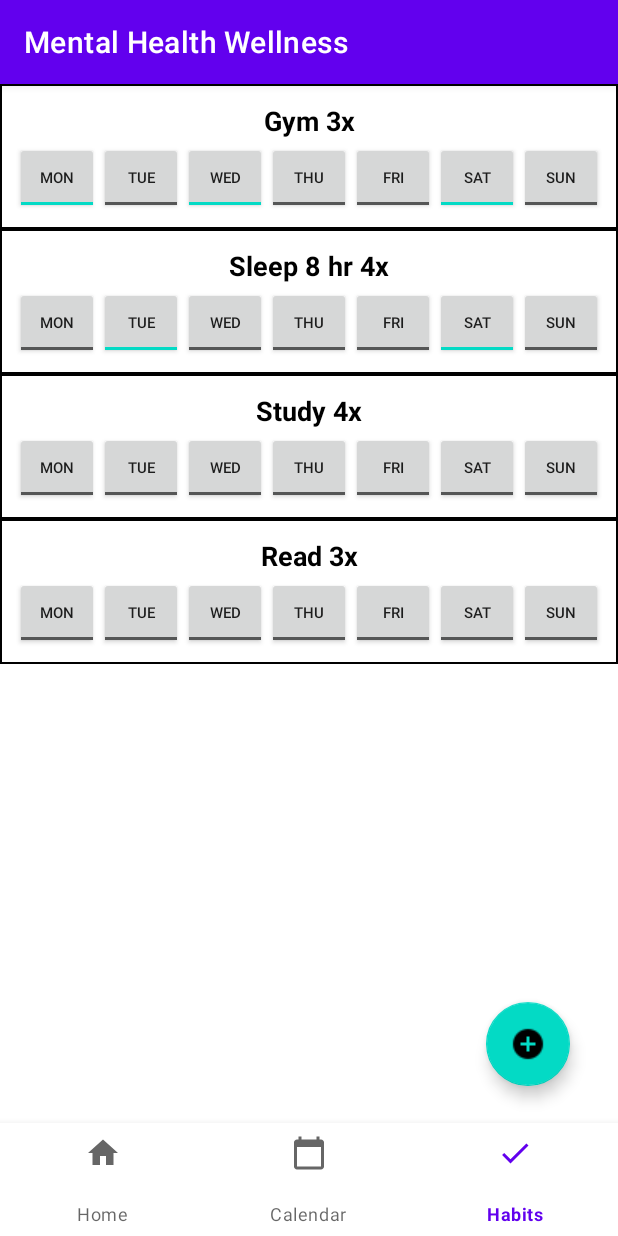
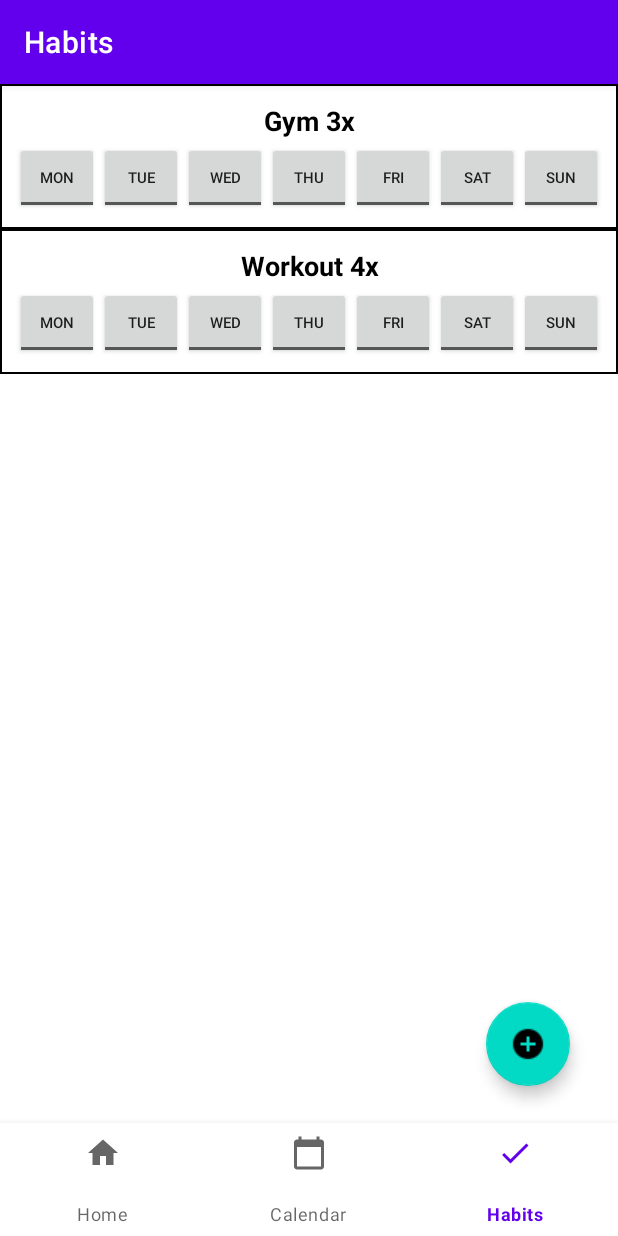
Before and after one commit to CIS-SoftwareDesign-S21/pro-03-mentalhealth-millan-janney-nuss, an Android app: the screen it shows after launch (MainActivity), item 3 of the bottom bar chosen, on a phone screen of 412 x 824 dp. Run offline under Robolectric (Android 15) with nearby library versions, the phone set to English and light mode, and no system bars; our stand-ins replace Room's generated code, navigation-ui.

Commit message:
reorganization, storage for user habits, and nav graph

```diff
--- a/app/build.gradle
+++ b/app/build.gradle
@@ -47,4 +47,8 @@ dependencies {
     implementation "androidx.lifecycle:lifecycle-viewmodel:$rootProject.lifecycleVersion"
     implementation "androidx.lifecycle:lifecycle-livedata:$rootProject.lifecycleVersion"
     implementation "androidx.lifecycle:lifecycle-common-java8:$rootProject.lifecycleVersion"
+
+    // Navigation
+    implementation 'androidx.navigation:navigation-fragment:2.3.4'
+    implementation 'androidx.navigation:navigation-ui:2.3.4'
 }
--- a/app/src/main/java/temple/mentalhealthwellness/HabitTrackingFragment.java
+++ /dev/null
@@ -1,86 +0,0 @@
-package temple.mentalhealthwellness;
-
-import android.os.Bundle;
-
-import androidx.fragment.app.Fragment;
-import androidx.recyclerview.widget.LinearLayoutManager;
-import androidx.recyclerview.widget.RecyclerView;
-
-import android.view.LayoutInflater;
-import android.view.View;
-import android.view.ViewGroup;
-import android.widget.Toast;
-
-import com.google.android.material.floatingactionbutton.FloatingActionButton;
-
-import java.util.ArrayList;
-
-import temple.mentalhealthwellness.models.Habit;
-import temple.mentalhealthwellness.adapters.HabitRecyclerViewAdapter;
-
-public class HabitTrackingFragment extends Fragment {
-    private RecyclerView recyclerView;
-    private HabitRecyclerViewAdapter adapter;
-    private RecyclerView.LayoutManager layoutManager;
-    private ArrayList<Habit> dataSet;
-
-    @Override
-    public void onCreate(Bundle savedInstanceState) {
-        super.onCreate(savedInstanceState);
-        // Initialize with some fake data for demonstration purposes
-        // actual data will come from storage later on in development
-        initDataSet();
-    }
-
-    @Override
-    public View onCreateView(LayoutInflater inflater, ViewGroup container,
-                             Bundle savedInstanceState) {
-        View root = inflater.inflate(R.layout.fragment_habit_tracking, container, false);
-
-        FloatingActionButton fab = (FloatingActionButton) root.findViewById(R.id.fab);
-        fab.setOnClickListener(view -> {
-
-            if(dataSet.size()  < 5) {
-                dataSet.add(new Habit("Test", 3));
-                adapter = new HabitRecyclerViewAdapter(dataSet);
-                recyclerView.setAdapter(adapter);
-            }
-            else{
-                Toast.makeText(getActivity(),"Additional habits can be purchased for a low payment of 999.99 in the play store",Toast.LENGTH_SHORT).show();
-            }
-        });
-
-        recyclerView = root.findViewById(R.id.habit_tracking);
-        layoutManager = new LinearLayoutManager(getActivity());
-        recyclerView.setLayoutManager(layoutManager);
-        adapter = new HabitRecyclerViewAdapter(dataSet);
-        recyclerView.setAdapter(adapter);
-
-
-
-        return root;
-    }
-
-    /**
-     * Generate data for demonstrations purposes
-     */
-    private void initDataSet() {
-        dataSet = new ArrayList<>();
-        Habit one = new Habit("Gym", 3);
-        one.getDays()[0] = true;
-        one.getDays()[2] = true;
-        one.getDays()[5] = true;
-        dataSet.add(one);
-
-
-        Habit two = new Habit("Sleep 8 hr", 4);
-        two.getDays()[1] = true;
-        two.getDays()[5] = true;
-        dataSet.add(two);
-
-        dataSet.add(new Habit("Study", 4));
-        dataSet.add(new Habit("Read", 3));
-
-
-    }
-}
--- a/app/src/main/java/temple/mentalhealthwellness/MainActivity.java
+++ b/app/src/main/java/temple/mentalhealthwellness/MainActivity.java
@@ -1,56 +1,27 @@
 package temple.mentalhealthwellness;
 
-import androidx.annotation.NonNull;
+import android.os.Bundle;
+
 import androidx.appcompat.app.AppCompatActivity;
-import androidx.fragment.app.Fragment;
-
-import android.os.Bundle;
-import android.view.MenuItem;
-import android.widget.CalendarView;
-import android.widget.TextView;
+import androidx.navigation.NavController;
+import androidx.navigation.Navigation;
+import androidx.navigation.ui.AppBarConfiguration;
+import androidx.navigation.ui.NavigationUI;
 
 import com.google.android.material.bottomnavigation.BottomNavigationView;
 
 public class MainActivity extends AppCompatActivity {
-
-
     @Override
     protected void onCreate(Bundle savedInstanceState) {
         super.onCreate(savedInstanceState);
         setContentView(R.layout.activity_main);
+        BottomNavigationView navView = findViewById(R.id.nav_view);
 
-        BottomNavigationView navView = findViewById(R.id.nav_view);
-        final Fragment homeFragment = new HomeFragment();
-        final Fragment calendarFragment = new CalendarFragment();
-        final Fragment habitFragment = new HabitTrackingFragment();
-        setCurrentFragment(homeFragment);
-
-        navView.setOnNavigationItemSelectedListener(new BottomNavigationView.OnNavigationItemSelectedListener() {
-            @Override
-            public boolean onNavigationItemSelected(@NonNull MenuItem item) {
-                switch (item.getItemId()) {
-                    case R.id.home:
-                        setCurrentFragment(homeFragment);
-                        break;
-                    case R.id.calendar:
-                        setCurrentFragment(calendarFragment);
-
-                        break;
-                    case R.id.habit:
-                        setCurrentFragment(habitFragment);
-                        break;
-                }
-                return true;
-            }
-        });
-
-
-    }
-
-    private void setCurrentFragment(Fragment fragment) {
-        getSupportFragmentManager()
-                .beginTransaction()
-                .replace(R.id.flFragment, fragment)
-                .commit();
+        AppBarConfiguration appBarConfiguration = new AppBarConfiguration.Builder(
+                R.id.navigation_home, R.id.navigation_calendar, R.id.navigation_habits)
+                .build();
+        NavController navController = Navigation.findNavController(this, R.id.nav_host_fragment);
+        NavigationUI.setupActionBarWithNavController(this, navController, appBarConfiguration);
+        NavigationUI.setupWithNavController(navView, navController);
     }
 }
--- a/app/src/main/java/temple/mentalhealthwellness/adapters/HabitRecyclerViewAdapter.java
+++ b/app/src/main/java/temple/mentalhealthwellness/adapters/HabitRecyclerViewAdapter.java
@@ -7,18 +7,14 @@ import android.widget.TextView;
 import android.widget.ToggleButton;
 
 import androidx.annotation.NonNull;
+import androidx.recyclerview.widget.DiffUtil;
+import androidx.recyclerview.widget.ListAdapter;
 import androidx.recyclerview.widget.RecyclerView;
 
-import com.google.android.material.floatingactionbutton.FloatingActionButton;
+import temple.mentalhealthwellness.R;
+import temple.mentalhealthwellness.data.db.entities.Habit;
 
-import java.util.ArrayList;
-
-import temple.mentalhealthwellness.R;
-import temple.mentalhealthwellness.models.Habit;
-
-public class HabitRecyclerViewAdapter extends RecyclerView.Adapter<HabitRecyclerViewAdapter.HabitViewHolder> {
-    private ArrayList<Habit> dataSet;
-    int habitAmt;
+public class HabitRecyclerViewAdapter extends ListAdapter<Habit, HabitRecyclerViewAdapter.HabitViewHolder> {
 
     public static class HabitViewHolder extends RecyclerView.ViewHolder {
         private final TextView descText;
@@ -75,33 +71,39 @@ public class HabitRecyclerViewAdapter extends RecyclerView.Adapter<HabitRecycler
         }
     }
 
-    public HabitRecyclerViewAdapter(ArrayList<Habit> dataSet) {
-        this.dataSet = dataSet;
+    public HabitRecyclerViewAdapter(@NonNull DiffUtil.ItemCallback<Habit> diffCallback) {
+        super(diffCallback);
     }
 
-    @NonNull
     @Override
-    public HabitViewHolder onCreateViewHolder(@NonNull ViewGroup parent, int viewType) {
+    public HabitViewHolder onCreateViewHolder(ViewGroup parent, int viewType) {
         View v = LayoutInflater.from(parent.getContext())
                 .inflate(R.layout.habit_row_item, parent, false);
         return new HabitViewHolder(v);
-
     }
 
     @Override
     public void onBindViewHolder(@NonNull HabitViewHolder holder, int position) {
-        habitAmt = dataSet.size();
-        Habit habit = dataSet.get(position);
-        boolean[] days = habit.getDays();
-        for (int i = 0; i < days.length; i++) {
-            holder.setChecked(i, days[i]);
+        Habit current = getItem(position);
+        holder.setChecked(0, current.mon);
+        holder.setChecked(1, current.tue);
+        holder.setChecked(2, current.wed);
+        holder.setChecked(3, current.thu);
+        holder.setChecked(4, current.fri);
+        holder.setChecked(5, current.sat);
+        holder.setChecked(6, current.sun);
+        holder.setDesc(current.toString());
     }
-        holder.setDesc(habit.toString());
 
+    public static class HabitDiff extends DiffUtil.ItemCallback<Habit> {
+        @Override
+        public boolean areItemsTheSame(@NonNull Habit oldItem, @NonNull Habit newItem) {
+            return oldItem == newItem;
         }
 
         @Override
-    public int getItemCount() {
-        return dataSet.size();
+        public boolean areContentsTheSame(@NonNull Habit oldItem, @NonNull Habit newItem) {
+            return oldItem.description.equals(newItem.description);
         }
     }
+}
--- /dev/null
+++ b/app/src/main/java/temple/mentalhealthwellness/data/db/AppDatabase.java
@@ -0,0 +1,53 @@
+package temple.mentalhealthwellness.data.db;
+
+import android.content.Context;
+
+import androidx.annotation.NonNull;
+import androidx.room.Database;
+import androidx.room.Room;
+import androidx.room.RoomDatabase;
+import androidx.sqlite.db.SupportSQLiteDatabase;
+
+import java.util.concurrent.ExecutorService;
+import java.util.concurrent.Executors;
+
+import temple.mentalhealthwellness.data.db.entities.Habit;
+
+@Database(entities = {Habit.class}, version = 1, exportSchema = false)
+public abstract class AppDatabase extends RoomDatabase {
+    public abstract HabitDao habitDao();
+
+    private static volatile AppDatabase INSTANCE;
+    private static final int NUMBER_OF_THREADS = 4;
+    public static final ExecutorService databaseWriter = Executors.newFixedThreadPool(NUMBER_OF_THREADS);
+
+    public static AppDatabase getDatabase(final Context context) {
+        if (INSTANCE == null) {
+            synchronized (AppDatabase.class) {
+                if (INSTANCE == null) {
+                    INSTANCE = Room.databaseBuilder(context.getApplicationContext(),
+                            AppDatabase.class, "app_database")
+                            .addCallback(callback)
+                            .build();
+                }
+            }
+        }
+        return INSTANCE;
+    }
+
+    /**
+     * Add some initial fake data for testing upon installation
+     */
+    private static final RoomDatabase.Callback callback = new RoomDatabase.Callback() {
+        @Override
+        public void onCreate(@NonNull SupportSQLiteDatabase db) {
+            super.onCreate(db);
+            databaseWriter.execute(() -> {
+                HabitDao habitDao = INSTANCE.habitDao();
+                habitDao.deleteAll();
+                habitDao.insert(new Habit("Gym", 3));
+                habitDao.insert(new Habit("Workout", 4));
+            });
+        }
+    };
+}
--- /dev/null
+++ b/app/src/main/java/temple/mentalhealthwellness/data/db/HabitDao.java
@@ -0,0 +1,23 @@
+package temple.mentalhealthwellness.data.db;
+
+import androidx.lifecycle.LiveData;
+import androidx.room.Dao;
+import androidx.room.Insert;
+import androidx.room.OnConflictStrategy;
+import androidx.room.Query;
+
+import java.util.List;
+
+import temple.mentalhealthwellness.data.db.entities.Habit;
+
+@Dao
+public interface HabitDao {
+    @Insert(onConflict = OnConflictStrategy.IGNORE)
+    void insert(Habit habit);
+
+    @Query("DELETE FROM habit_table")
+    void deleteAll();
+
+    @Query("SELECT * FROM habit_table")
+    LiveData<List<Habit>> getHabits();
+}
--- /dev/null
+++ b/app/src/main/java/temple/mentalhealthwellness/data/db/entities/Habit.java
@@ -0,0 +1,56 @@
+package temple.mentalhealthwellness.data.db.entities;
+
+import androidx.room.ColumnInfo;
+import androidx.room.Entity;
+import androidx.room.Ignore;
+import androidx.room.PrimaryKey;
+
+@Entity(tableName = "habit_table")
+public class Habit {
+    @PrimaryKey(autoGenerate = true)
+    public int id;
+
+    @ColumnInfo(name = "Description")
+    public String description;
+
+    @ColumnInfo(name = "Total")
+    public int total;
+
+    @ColumnInfo(name = "Mon")
+    public boolean mon;
+
+    @ColumnInfo(name = "Tue")
+    public boolean tue;
+
+    @ColumnInfo(name = "Wed")
+    public boolean wed;
+
+    @ColumnInfo(name = "Thu")
+    public boolean thu;
+
+    @ColumnInfo(name = "Fri")
+    public boolean fri;
+
+    @ColumnInfo(name = "Sat")
+    public boolean sat;
+
+    @ColumnInfo(name = "Sun")
+    public boolean sun;
+
+    public Habit(int id, String description, int total) {
+        this.id = id;
+        this.description = description;
+        this.total = total;
+    }
+
+    @Ignore
+    public Habit(String description, int total) {
+        this.description = description;
+        this.total = total;
+    }
+
+    @Override
+    public String toString() {
+        return this.description + " " + this.total + "x";
+    }
+}
--- /dev/null
+++ b/app/src/main/java/temple/mentalhealthwellness/data/repositories/HabitRepository.java
@@ -0,0 +1,30 @@
+package temple.mentalhealthwellness.data.repositories;
+
+import android.app.Application;
+
+import androidx.lifecycle.LiveData;
+
+import java.util.List;
+
+import temple.mentalhealthwellness.data.db.AppDatabase;
+import temple.mentalhealthwellness.data.db.HabitDao;
+import temple.mentalhealthwellness.data.db.entities.Habit;
+
+public class HabitRepository {
+    private HabitDao habitDao;
+    private LiveData<List<Habit>> habits;
+
+    public HabitRepository(Application app) {
+        AppDatabase appDb = AppDatabase.getDatabase(app);
+        habitDao = appDb.habitDao();
+        habits = habitDao.getHabits();
+    }
+
+    public LiveData<List<Habit>> getHabits() {
+        return habits;
+    }
+
+    public void insert(Habit habit) {
+        AppDatabase.databaseWriter.execute(() -> habitDao.insert(habit));
+    }
+}
--- a/app/src/main/java/temple/mentalhealthwellness/models/Habit.java
+++ /dev/null
@@ -1,40 +0,0 @@
-package temple.mentalhealthwellness.models;
-
-/**
- * User defined habit
- */
-public class Habit {
-    /**
-     * Description of the habit
-     */
-    private String description;
-
-    /**
-     * Total amount of times a task is to be completed in a week
-     */
-    private int total;
-
-    /**
-     * Days this was completed or not
-     */
-    private boolean[] days;
-
-    public Habit(String description, int total) {
-        this.description = description;
-        this.total = total;
-        days = new boolean[7];
-    }
-
-    public String getDescription() {
-        return description;
-    }
-
-    public boolean[] getDays() {
-        return days;
-    }
-
-    @Override
-    public String toString() {
-        return description + " " + total + "x";
-    }
-}
--- a/app/src/main/java/temple/mentalhealthwellness/CalendarFragment.java
+++ b/app/src/main/java/temple/mentalhealthwellness/ui/calendar/CalendarFragment.java
@@ -1,4 +1,4 @@
-package temple.mentalhealthwellness;
+package temple.mentalhealthwellness.ui.calendar;
 
 import android.os.Bundle;
 
--- /dev/null
+++ b/app/src/main/java/temple/mentalhealthwellness/ui/habit/HabitTrackingFragment.java
@@ -0,0 +1,45 @@
+package temple.mentalhealthwellness.ui.habit;
+
+import android.os.Bundle;
+import android.view.LayoutInflater;
+import android.view.View;
+import android.view.ViewGroup;
+
+import androidx.fragment.app.Fragment;
+import androidx.lifecycle.ViewModelProvider;
+import androidx.recyclerview.widget.LinearLayoutManager;
+import androidx.recyclerview.widget.RecyclerView;
+
+import com.google.android.material.floatingactionbutton.FloatingActionButton;
+
+import temple.mentalhealthwellness.R;
+import temple.mentalhealthwellness.adapters.HabitRecyclerViewAdapter;
+
+public class HabitTrackingFragment extends Fragment {
+    private RecyclerView recyclerView;
+    private HabitRecyclerViewAdapter adapter;
+    private RecyclerView.LayoutManager layoutManager;
+    private HabitViewModel habitViewModel;
+
+    @Override
+    public View onCreateView(LayoutInflater inflater, ViewGroup container,
+                             Bundle savedInstanceState) {
+        View root = inflater.inflate(R.layout.fragment_habit_tracking, container, false);
+
+        FloatingActionButton fab = root.findViewById(R.id.fab);
+        fab.setOnClickListener(view -> {
+            // TODO: add a new habit
+        });
+
+        recyclerView = root.findViewById(R.id.habit_tracking);
+        adapter = new HabitRecyclerViewAdapter(new HabitRecyclerViewAdapter.HabitDiff());
+        recyclerView.setAdapter(adapter);
+        layoutManager = new LinearLayoutManager(getActivity());
+        recyclerView.setLayoutManager(layoutManager);
+
+        habitViewModel = new ViewModelProvider(this, ViewModelProvider.AndroidViewModelFactory.getInstance(requireActivity().getApplication())).get(HabitViewModel.class);
+        habitViewModel.getHabits().observe(getViewLifecycleOwner(), habits -> adapter.submitList(habits));
+
+        return root;
+    }
+}
--- /dev/null
+++ b/app/src/main/java/temple/mentalhealthwellness/ui/habit/HabitViewModel.java
@@ -0,0 +1,30 @@
+package temple.mentalhealthwellness.ui.habit;
+
+import android.app.Application;
+
+import androidx.lifecycle.AndroidViewModel;
+import androidx.lifecycle.LiveData;
+
+import java.util.List;
+
+import temple.mentalhealthwellness.data.repositories.HabitRepository;
+import temple.mentalhealthwellness.data.db.entities.Habit;
+
+public class HabitViewModel extends AndroidViewModel {
+    private HabitRepository repository;
+    private final LiveData<List<Habit>> habits;
+
+    public HabitViewModel(Application app) {
+        super(app);
+        repository = new HabitRepository(app);
+        habits = repository.getHabits();
+    }
+
+    public LiveData<List<Habit>> getHabits() {
+        return habits;
+    }
+
+    public void insert(Habit habit) {
+        repository.insert(habit);
+    }
+}
--- a/app/src/main/java/temple/mentalhealthwellness/HomeFragment.java
+++ b/app/src/main/java/temple/mentalhealthwellness/ui/home/HomeFragment.java
@@ -1,4 +1,4 @@
-package temple.mentalhealthwellness;
+package temple.mentalhealthwellness.ui.home;
 
 import android.os.Bundle;
 
@@ -8,6 +8,8 @@ import android.view.LayoutInflater;
 import android.view.View;
 import android.view.ViewGroup;
 
+import temple.mentalhealthwellness.R;
+
 public class HomeFragment extends Fragment {
     @Override
     public View onCreateView(LayoutInflater inflater, ViewGroup container,
--- a/app/src/main/res/layout/activity_main.xml
+++ b/app/src/main/res/layout/activity_main.xml
@@ -6,14 +6,17 @@
     android:layout_height="match_parent"
     tools:context=".MainActivity">
 
-    <FrameLayout
-        android:id="@+id/flFragment"
+    <fragment
+        android:id="@+id/nav_host_fragment"
+        android:name="androidx.navigation.fragment.NavHostFragment"
         android:layout_width="match_parent"
         android:layout_height="match_parent"
+        app:defaultNavHost="true"
         app:layout_constraintBottom_toTopOf="@+id/nav_view"
         app:layout_constraintEnd_toEndOf="parent"
         app:layout_constraintStart_toStartOf="parent"
-        app:layout_constraintTop_toTopOf="parent" />
+        app:layout_constraintTop_toTopOf="parent"
+        app:navGraph="@navigation/mobile_navigation"/>
 
     <com.google.android.material.bottomnavigation.BottomNavigationView
         android:id="@+id/nav_view"
--- a/app/src/main/res/layout/fragment_habit_tracking.xml
+++ b/app/src/main/res/layout/fragment_habit_tracking.xml
@@ -3,10 +3,9 @@
     android:layout_width="match_parent"
     android:layout_height="match_parent"
     android:layout_weight="1"
-
     >
 
-    <androidx.recyclerview.widget.RecyclerView xmlns:android="http://schemas.android.com/apk/res/android"
+    <androidx.recyclerview.widget.RecyclerView
         android:id="@+id/habit_tracking"
         android:layout_width="wrap_content"
         android:layout_height="wrap_content"
--- a/app/src/main/res/layout/fragment_home.xml
+++ b/app/src/main/res/layout/fragment_home.xml
@@ -3,7 +3,7 @@
     xmlns:tools="http://schemas.android.com/tools"
     android:layout_width="match_parent"
     android:layout_height="match_parent"
-    tools:context=".HomeFragment">
+    tools:context=".ui.home.HomeFragment">
 
     <!-- TODO: Update blank fragment layout -->
     <TextView
--- a/app/src/main/res/menu/bottom_nav_menu.xml
+++ b/app/src/main/res/menu/bottom_nav_menu.xml
@@ -1,19 +1,19 @@
 <?xml version="1.0" encoding="utf-8"?>
 <menu xmlns:android="http://schemas.android.com/apk/res/android">
     <item
-        android:id="@+id/home"
+        android:id="@+id/navigation_home"
         android:enabled="true"
         android:icon="@drawable/ic_home"
         android:title="@string/title_home"/>
 
     <item
-        android:id="@+id/calendar"
+        android:id="@+id/navigation_calendar"
         android:enabled="true"
         android:icon="@drawable/ic_calendar"
         android:title="@string/title_calendar" />
 
     <item
-        android:id="@+id/habit"
+        android:id="@+id/navigation_habits"
         android:enabled="true"
         android:icon="@drawable/ic_goal"
         android:title="@string/title_habit_tracking"/>
--- /dev/null
+++ b/app/src/main/res/navigation/mobile_navigation.xml
@@ -0,0 +1,25 @@
+<?xml version="1.0" encoding="utf-8"?>
+<navigation xmlns:android="http://schemas.android.com/apk/res/android"
+    xmlns:app="http://schemas.android.com/apk/res-auto"
+    xmlns:tools="http://schemas.android.com/tools"
+    android:id="@+id/mobile_navigation"
+    app:startDestination="@+id/navigation_home">
+
+    <fragment
+        android:id="@+id/navigation_home"
+        android:name="temple.mentalhealthwellness.ui.home.HomeFragment"
+        android:label="@string/title_home"
+        tools:layout="@layout/fragment_home" />
+
+    <fragment
+        android:id="@+id/navigation_calendar"
+        android:name="temple.mentalhealthwellness.ui.calendar.CalendarFragment"
+        android:label="@string/title_calendar"
+        tools:layout="@layout/fragment_calendar" />
+
+    <fragment
+        android:id="@+id/navigation_habits"
+        android:name="temple.mentalhealthwellness.ui.habit.HabitTrackingFragment"
+        android:label="@string/title_habit_tracking"
+        tools:layout="@layout/fragment_habit_tracking" />
+</navigation>
```
Lines whose indentation alone changed are shown as unchanged.
